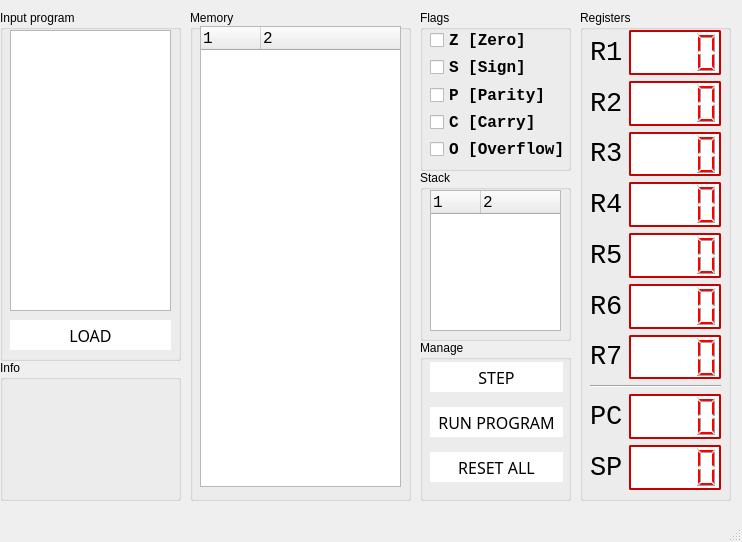
Old version of the form gui/disign.ui in the repository Witness-senpai/asm-emu.
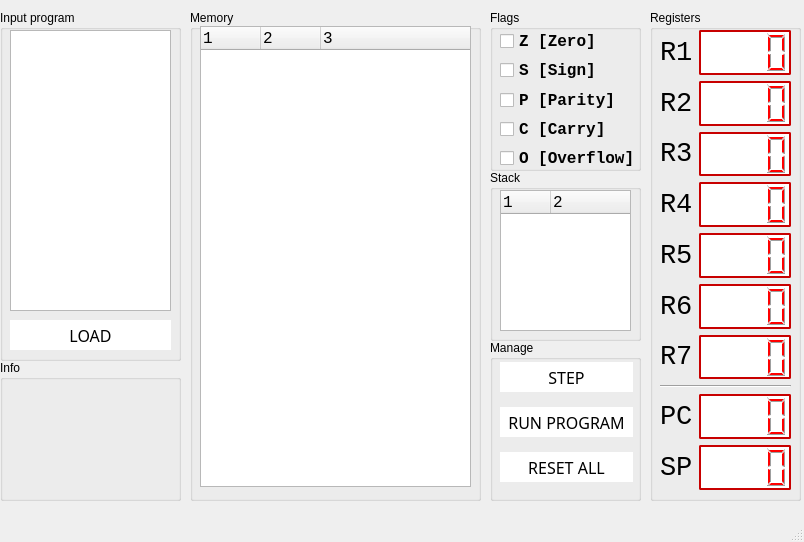
New version of the form.

What changed in the file:
```diff
--- a/gui/disign.ui
+++ b/gui/disign.ui
@@ -6,7 +6,7 @@
    <rect>
     <x>0</x>
     <y>0</y>
-    <width>742</width>
+    <width>804</width>
     <height>542</height>
    </rect>
   </property>
@@ -17,7 +17,7 @@
    <widget class="QGroupBox" name="groupBox">
     <property name="geometry">
      <rect>
-      <x>420</x>
+      <x>490</x>
       <y>10</y>
       <width>151</width>
       <height>161</height>
@@ -32,7 +32,7 @@
        <x>10</x>
        <y>19</y>
        <width>133</width>
-       <height>131</height>
+       <height>141</height>
       </rect>
      </property>
      <layout class="QVBoxLayout" name="verticalLayout">
@@ -177,7 +177,7 @@
    <widget class="QGroupBox" name="groupBox_2">
     <property name="geometry">
      <rect>
-      <x>580</x>
+      <x>650</x>
       <y>10</y>
       <width>151</width>
       <height>491</height>
@@ -988,7 +988,7 @@
    <widget class="QGroupBox" name="groupBox_4">
     <property name="geometry">
      <rect>
-      <x>420</x>
+      <x>490</x>
       <y>170</y>
       <width>151</width>
       <height>171</height>
@@ -1099,7 +1099,7 @@
    <widget class="QGroupBox" name="groupBox_5">
     <property name="geometry">
      <rect>
-      <x>420</x>
+      <x>490</x>
       <y>340</y>
       <width>151</width>
       <height>161</height>
@@ -1225,7 +1225,7 @@
      <rect>
       <x>190</x>
       <y>10</y>
-      <width>221</width>
+      <width>291</width>
       <height>491</height>
      </rect>
     </property>
@@ -1240,7 +1240,7 @@
       <rect>
        <x>10</x>
        <y>16</y>
-       <width>201</width>
+       <width>271</width>
        <height>461</height>
       </rect>
      </property>
@@ -1299,7 +1299,7 @@
       <bool>false</bool>
      </property>
      <property name="columnCount">
-      <number>2</number>
+      <number>3</number>
      </property>
      <attribute name="headerDefaultSectionSize">
       <number>60</number>
@@ -1317,6 +1317,11 @@
        <string notr="true">2</string>
       </property>
      </column>
+     <column>
+      <property name="text">
+       <string notr="true">3</string>
+      </property>
+     </column>
     </widget>
    </widget>
    <widget class="QGroupBox" name="groupBox_7">
```
Left out of the diff: 2 changed lines with no effect on the pictures.
